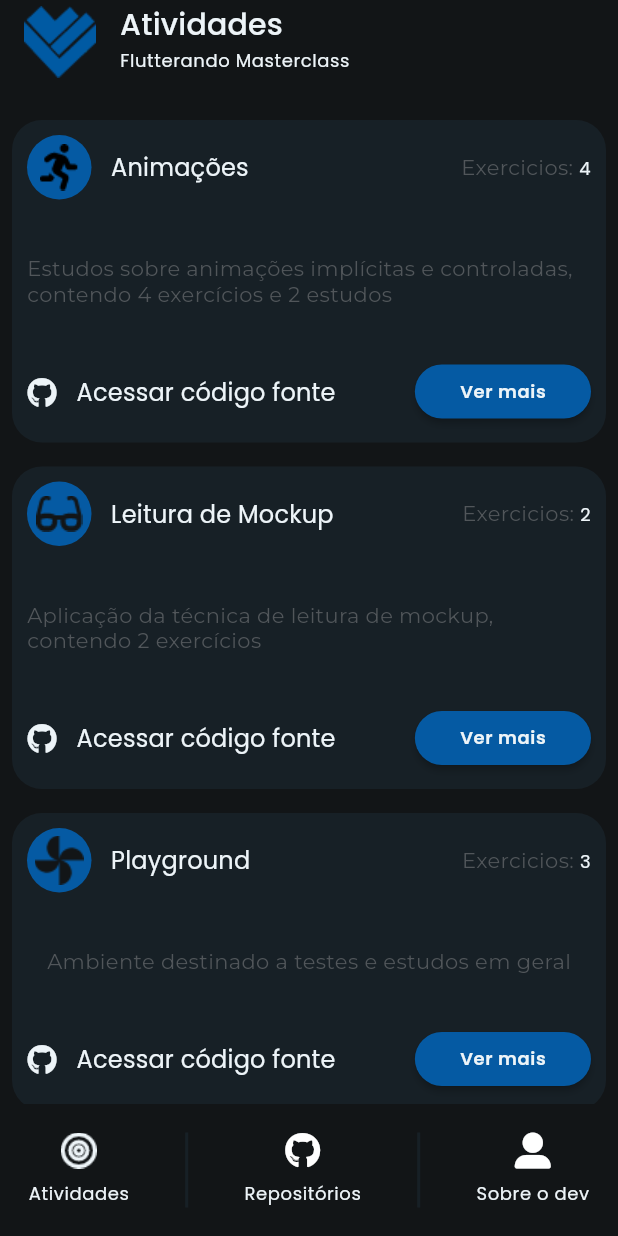
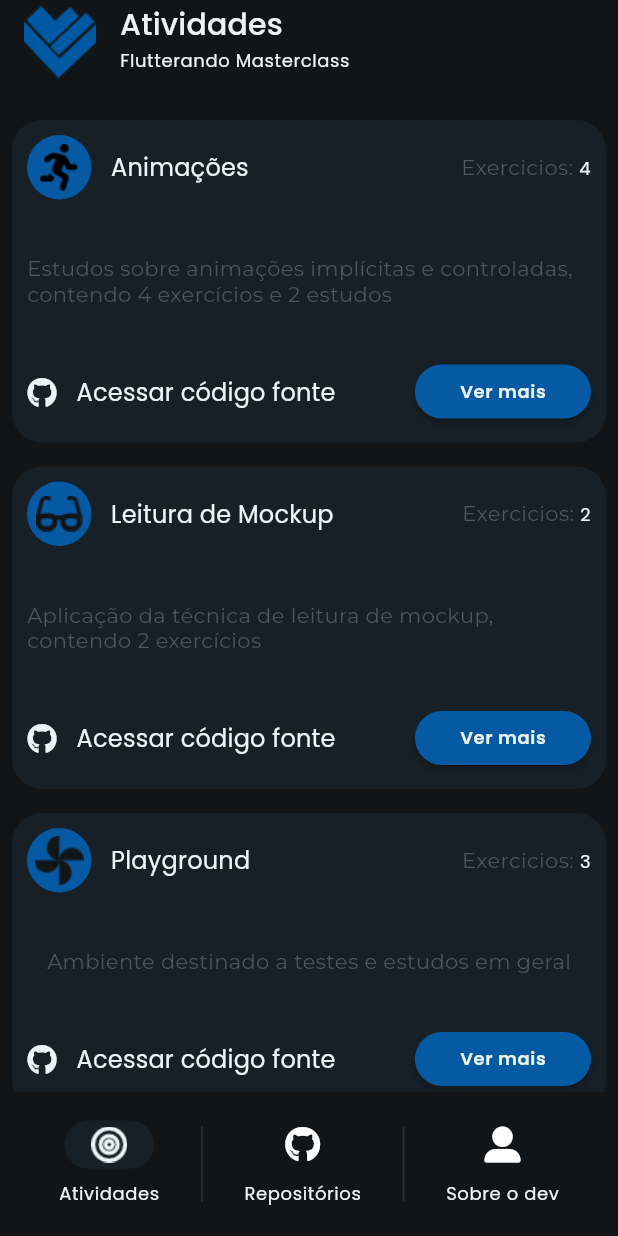
Before and after one commit to EduardoM-GO/app_masterclass, a Flutter app: the screen it shows after launch, on a phone screen of 412 x 824 dp. Run offline on Flutter 3.47's test engine with Material 2 defaults, Android fonts, the phone set to English and light mode, and no system bars; our stand-ins replace font_awesome_flutter, google_fonts.

```diff
--- a/lib/core/themes/theme_custom.dart
+++ b/lib/core/themes/theme_custom.dart
@@ -21,6 +21,11 @@ class ThemeCustom {
         appBarTheme:
             AppBarTheme(color: CorDark.scaffoldBackground, elevation: 0),
         cardColor: CorDark.cardBackground,
+        cardTheme: CardTheme(
+            shape: RoundedRectangleBorder(
+              borderRadius: BorderRadius.circular(20),
+            ),
+            margin: const EdgeInsets.all(16.0)),
         highlightColor: CorDark.textHighlight,
         textTheme: TextTheme(
           headline1: FonteCustom.headline1,
--- a/lib/modules/home/presentation/home_page.dart
+++ b/lib/modules/home/presentation/home_page.dart
@@ -1,6 +1,5 @@
-import 'package:app_masterclass/modules/home/domain/entities/atividade.dart';
-import 'package:app_masterclass/modules/home/domain/user_case/get_atividades.dart';
-import 'package:app_masterclass/modules/home/presentation/widgets/card_widget.dart';
+import 'package:app_masterclass/modules/home/presentation/pages/sobre_dev/sobre_dev_page.dart';
+import 'package:app_masterclass/modules/home/presentation/widgets/atividades_page.dart';
 import 'package:flutter/material.dart';
 import 'package:font_awesome_flutter/font_awesome_flutter.dart';
 
@@ -11,10 +10,12 @@ class HomePage extends StatefulWidget {
   State<HomePage> createState() => _HomePageState();
 }
 
-class _HomePageState extends State<HomePage> {
+class _HomePageState extends State<HomePage> with TickerProviderStateMixin {
+  late final TabController _tabController;
   @override
   void initState() {
     super.initState();
+    _tabController = TabController(length: 3, vsync: this);
   }
 
   @override
@@ -39,36 +40,39 @@ class _HomePageState extends State<HomePage> {
                   ?.copyWith(color: Theme.of(context).highlightColor)),
         ),
       ),
-      body: Padding(
-        padding: const EdgeInsets.only(top: 16.0),
-        child: FutureBuilder<List<Atividade>>(
-            future: GetAtividade().call(),
-            builder: (context, snap) {
-              if (snap.hasData) {
-                return ListView.builder(
-                  itemCount: snap.data?.length,
-                  itemBuilder: (context, index) => CardWidget(
-                    atividade: snap.data![index],
-                  ),
-                );
-              } else {
-                return const Center(child: CircularProgressIndicator());
-              }
-            }),
-      ),
+      body: TabBarView(controller: _tabController, children: [
+        AtividadesPage(),
+        AtividadesPage(),
+        SobreDevPage(),
+      ]),
       bottomNavigationBar: Padding(
         padding: const EdgeInsets.all(19.0),
         child: Row(
-          mainAxisAlignment: MainAxisAlignment.spaceBetween,
+          mainAxisAlignment: MainAxisAlignment.spaceEvenly,
           children: [
             InkWell(
+              onTap: () {
+                setState(() {
+                  _tabController.index = 0;
+                });
+              },
               child: Column(
                 mainAxisSize: MainAxisSize.min,
                 crossAxisAlignment: CrossAxisAlignment.center,
                 children: [
-                  Image.asset(
+                  Container(
+                    alignment: Alignment.center,
+                    width: 60,
+                    height: 32,
+                    decoration: _tabController.index == 0
+                        ? BoxDecoration(
+                            borderRadius: BorderRadius.circular(20),
+                            color: Theme.of(context).cardColor)
+                        : null,
+                    child: Image.asset(
                       'assets/logos/Icon feather-target.png',
                       width: 24,
+                    ),
                   ),
                   const SizedBox(
                     height: 8,
@@ -82,19 +86,35 @@ class _HomePageState extends State<HomePage> {
                 ],
               ),
             ),
-            Container(
+            const SizedBox(
               height: 50,
-              width: 2,
-              color: Theme.of(context).colorScheme.surface,
+              child: VerticalDivider(
+                thickness: 1,
+              ),
             ),
             InkWell(
+              onTap: () {
+                setState(() {
+                  _tabController.index = 1;
+                });
+              },
               child: Column(
                 mainAxisSize: MainAxisSize.min,
                 crossAxisAlignment: CrossAxisAlignment.center,
                 children: [
-                  const Icon(
+                  Container(
+                    alignment: Alignment.center,
+                    width: 60,
+                    height: 32,
+                    decoration: _tabController.index == 1
+                        ? BoxDecoration(
+                            borderRadius: BorderRadius.circular(20),
+                            color: Theme.of(context).cardColor)
+                        : null,
+                    child: const Icon(
                       FontAwesomeIcons.github,
                       size: 24,
+                    ),
                   ),
                   const SizedBox(
                     height: 8,
@@ -108,19 +128,35 @@ class _HomePageState extends State<HomePage> {
                 ],
               ),
             ),
-            Container(
+            const SizedBox(
               height: 50,
-              width: 2,
-              color: Theme.of(context).colorScheme.surface,
+              child: VerticalDivider(
+                thickness: 1,
+              ),
             ),
             InkWell(
+              onTap: () {
+                setState(() {
+                  _tabController.index = 2;
+                });
+              },
               child: Column(
                 mainAxisSize: MainAxisSize.min,
                 crossAxisAlignment: CrossAxisAlignment.center,
                 children: [
-                  const Icon(
+                  Container(
+                    alignment: Alignment.center,
+                    width: 60,
+                    height: 32,
+                    decoration: _tabController.index == 2
+                        ? BoxDecoration(
+                            borderRadius: BorderRadius.circular(20),
+                            color: Theme.of(context).cardColor)
+                        : null,
+                    child: const Icon(
                       FontAwesomeIcons.userLarge,
                       size: 24,
+                    ),
                   ),
                   const SizedBox(
                     height: 8,
--- /dev/null
+++ b/lib/modules/home/presentation/widgets/atividades_page.dart
@@ -0,0 +1,29 @@
+import 'package:app_masterclass/modules/home/domain/entities/atividade.dart';
+import 'package:app_masterclass/modules/home/domain/user_case/get_atividades.dart';
+import 'package:app_masterclass/modules/home/presentation/widgets/card_widget.dart';
+import 'package:flutter/material.dart';
+
+class AtividadesPage extends StatelessWidget {
+  const AtividadesPage({Key? key}) : super(key: key);
+
+  @override
+  Widget build(BuildContext context) {
+    return Padding(
+      padding: const EdgeInsets.only(top: 16.0),
+      child: FutureBuilder<List<Atividade>>(
+          future: GetAtividade().call(),
+          builder: (context, snap) {
+            if (snap.hasData) {
+              return ListView.builder(
+                itemCount: snap.data?.length,
+                itemBuilder: (context, index) => CardWidget(
+                  atividade: snap.data![index],
+                ),
+              );
+            } else {
+              return const Center(child: CircularProgressIndicator());
+            }
+          }),
+    );
+  }
+}
```
Also changed, not shown: assets/json/dev.json (added, +27 -0 lines), lib/modules/home/presentation/pages/sobre_dev/domian/entities/dev.dart (added, +58 -0 lines), lib/modules/home/presentation/pages/sobre_dev/domian/entities/habilidade.dart (added, +37 -0 lines), lib/modules/home/presentation/pages/sobre_dev/domian/entities/tecnologia.dart (added, +37 -0 lines), lib/modules/home/presentation/pages/sobre_dev/domian/user_case/get_dev_info.dart (added, +13 -0 lines), lib/modules/home/presentation/pages/sobre_dev/sobre_dev_page.dart (added, +131 -0 lines), lib/modules/home/presentation/pages/sobre_dev/widgets/card_tecnologias_widget.dart (added, +48 -0 lines), pubspec.yaml (+1 -63 lines), 6 other files. Lines whose indentation alone changed are shown as unchanged.
